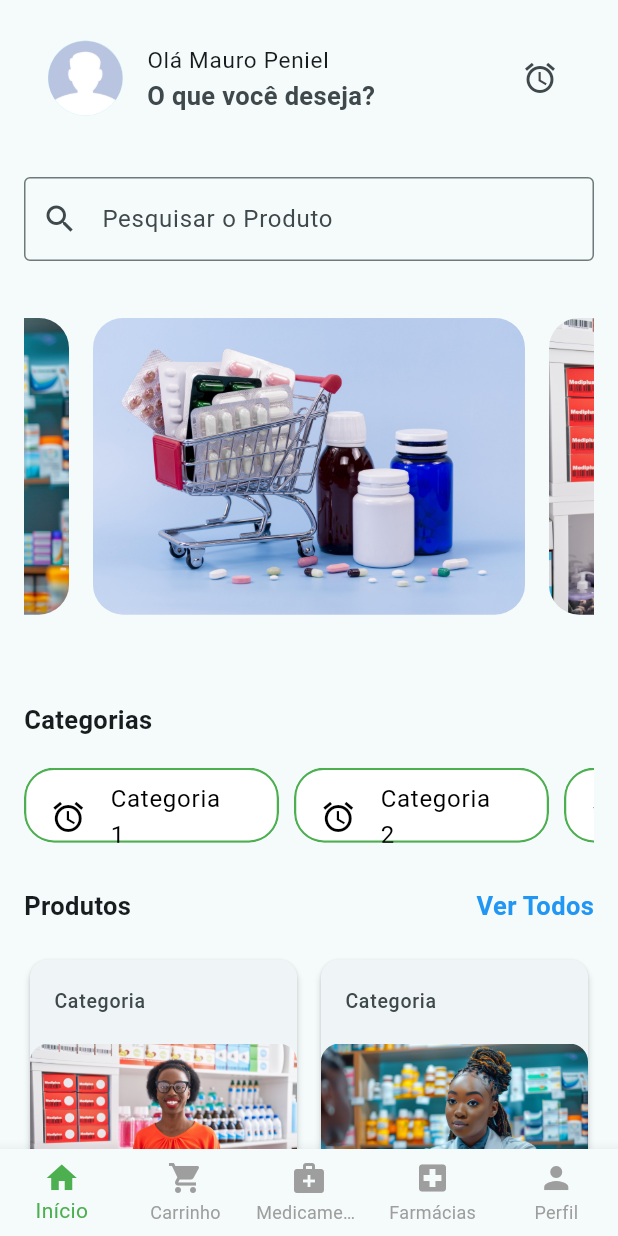
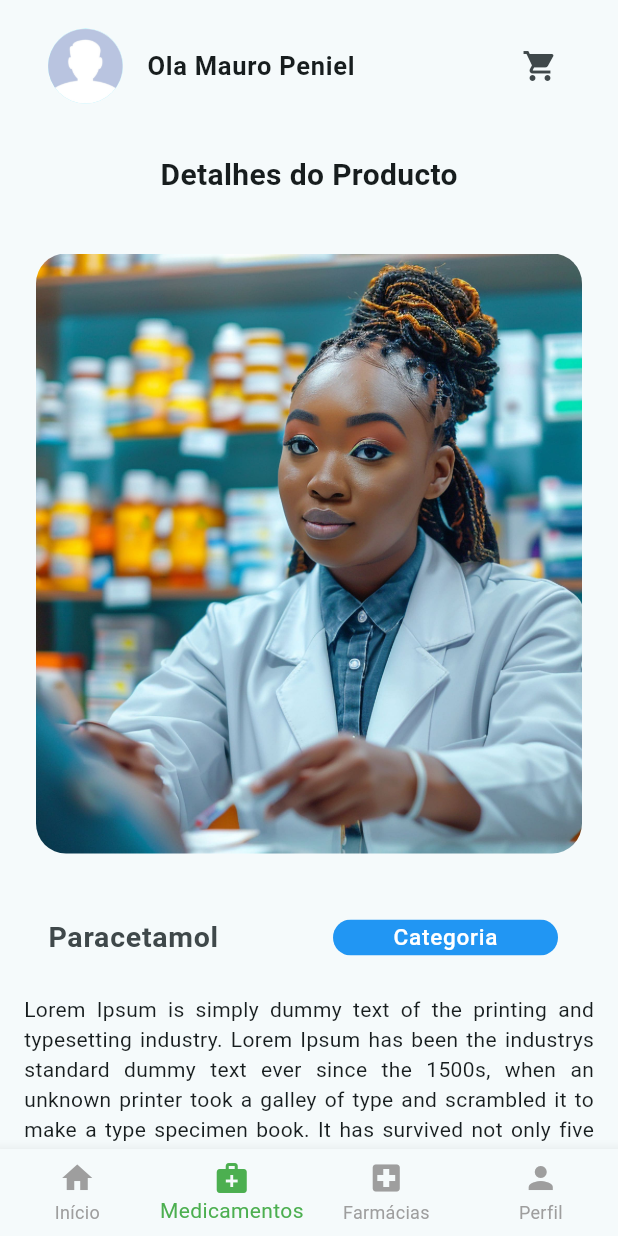
Before and after one commit to restenPiz/healthClick_app, a Flutter app: the screen it shows after launch, on a phone screen of 412 x 824 dp. Run offline on Flutter 3.47's test engine with Material 3 defaults, Android fonts, the light colour scheme and no system bars; drawn by our look-alikes of getwidget.

Commit message:
Some updates in the productDetails section

```diff
--- a/healthclick_app/lib/main.dart
+++ b/healthclick_app/lib/main.dart
@@ -1,6 +1,7 @@
 import 'package:flutter/material.dart';
 import 'package:healthclick_app/screens/auth/Login.dart';
 import 'package:healthclick_app/screens/product/Product.dart';
+import 'package:healthclick_app/screens/product/ProductDetails.dart';
 import 'package:healthclick_app/screens/welcome/HomePage.dart';
 import 'package:healthclick_app/screens/welcome/OnBoarding.dart';
 import 'package:healthclick_app/screens/layouts/AppBottom.dart';
@@ -21,7 +22,7 @@
         colorScheme: ColorScheme.fromSeed(seedColor: Colors.white),
         useMaterial3: true,
       ),
-      home: HomePage(),
+      home: ProductDetails(),
       // home: AppBottomNav(),
     );
   }
--- a/healthclick_app/lib/screens/layouts/AppBottom.dart
+++ b/healthclick_app/lib/screens/layouts/AppBottom.dart
@@ -25,15 +25,15 @@
   Widget build(BuildContext context) {
     return BottomNavigationBar(
       currentIndex:
-          widget.currentIndex, // Usando o currentIndex passado como parâmetro
+          widget.currentIndex,
       onTap: (index) {
         widget.onTap(
-            index); // Atualiza o índice atual e navega para a página correspondente
+            index);
         Navigator.pushReplacement(
           context,
           MaterialPageRoute(
               builder: (context) =>
-                  _screens[index]), // Redireciona para a página selecionada
+                  _screens[index]),
         );
       },
       selectedItemColor: Colors.green,
@@ -43,10 +43,6 @@
         BottomNavigationBarItem(
           icon: Icon(Icons.home),
           label: 'Início',
-        ),
-        BottomNavigationBarItem(
-          icon: Icon(Icons.shopping_cart),
-          label: 'Carrinho',
         ),
         BottomNavigationBarItem(
           icon: Icon(Icons.medical_services),
--- /dev/null
+++ b/healthclick_app/lib/screens/product/ProductDetails.dart
@@ -0,0 +1,131 @@
+import 'package:flutter/material.dart';
+import 'package:healthclick_app/screens/auth/Login.dart';
+import 'package:healthclick_app/screens/layouts/AppBottom.dart';
+
+class ProductDetails extends StatefulWidget {
+  const ProductDetails({super.key});
+
+  @override
+  State<ProductDetails> createState() => _ProductDetailsState();
+}
+
+class _ProductDetailsState extends State<ProductDetails> {
+  int _currentIndex = 1;
+
+  void _onTap(int index) {
+    setState(() {
+      _currentIndex = index;
+    });
+  }
+
+  @override
+  Widget build(BuildContext context) {
+    return Scaffold(
+      body: SingleChildScrollView(
+        child: Padding(padding: const EdgeInsets.all(16.0),
+        child: Column(
+            mainAxisAlignment: MainAxisAlignment.center,
+            crossAxisAlignment: CrossAxisAlignment.start,
+            children: [
+              const ListTile(
+                leading: CircleAvatar(
+                  radius: 25, // Adjust size
+                  backgroundImage: AssetImage("assets/dif.jpg"),
+                ),
+                title: Text(
+                  "Ola Mauro Peniel",
+                  style: TextStyle(fontWeight: FontWeight.bold, fontSize: 17),
+                ),
+                trailing: Icon(Icons.shopping_cart),
+              ),
+              const SizedBox(
+                height: 30,
+              ),
+              const Center(
+                child: Text('Detalhes do Producto',
+                  style: TextStyle(fontWeight: FontWeight.bold, fontSize: 20)),
+              ),
+              const SizedBox(height: 30,),
+              Container(
+                width: 500,
+                height: 400,
+                margin: const EdgeInsets.all(8.0),
+                child: ClipRRect(
+                  borderRadius: BorderRadius.circular(20),
+                  child: Image.asset('assets/back3.jpg',
+                    fit: BoxFit.cover,
+                  ),
+                ),
+              ),
+              const SizedBox(
+                height: 20,
+              ),
+              ListTile(
+                leading: const Text('Paracetamol',
+                  style: TextStyle(fontWeight: FontWeight.bold, fontSize: 19,)),
+                trailing: ClipRRect(
+                  borderRadius: BorderRadius.circular(20),
+                  child: Container(
+                    width: 150,
+                    height: 24,
+                    color: Colors.blue,
+                    child: const Center(
+                      child: Text('Categoria',style: TextStyle(color: Colors.white,fontSize: 15),),
+                    ),
+                    ),
+                  ),
+              ),
+              const SizedBox(
+                height: 10,
+              ),
+              const Text('Lorem Ipsum is simply dummy text of the printing and typesetting industry. Lorem Ipsum has been the industrys standard dummy text ever since the 1500s, when an unknown printer took a galley of type and scrambled it to make a type specimen book. It has survived not only five centuries, but also the leap into electronic typesetting, remaining essentially unchanged.',textAlign: TextAlign.justify),
+              const SizedBox(
+                height: 10,
+              ),
+              const ListTile(
+                leading: Text('100MT',
+                    style: TextStyle(
+                        fontWeight: FontWeight.bold,
+                        fontSize: 20,
+                        color: Colors.blue)),
+              ),
+              const SizedBox(
+                height: 10,
+              ),
+              Center(
+                child: SizedBox(
+                  width: double.infinity, // ✅ Makes button full width
+                  child: ElevatedButton(
+                    onPressed: () {
+                      Navigator.pop(context);
+                    },
+                    style: ElevatedButton.styleFrom(
+                      backgroundColor: Colors.green,
+                      foregroundColor: Colors.white,
+                      padding: const EdgeInsets.symmetric(vertical: 20),
+                    ),
+                    child: const Text(
+                      'Add to Cart',
+                      style: TextStyle(fontSize: 20),
+                    ),
+                  ),
+                ),
+              ),
+            ],
+          ),
+        ),
+      ),
+      bottomNavigationBar: AppBottomNav(
+        currentIndex: _currentIndex,
+        onTap: _onTap,
+      ),
+      // floatingActionButton: FloatingActionButton(
+      //     backgroundColor: Colors.green,
+      //     child: const Icon(
+      //       Icons.shopping_cart,
+      //       color: Colors.white,
+      //     ),
+      //     onPressed: () {}),
+    );
+  }
+}
```
Also changed, not shown: healthclick_app/lib/screens/product/Product.dart (+28 -13 lines), healthclick_app/lib/screens/welcome/HomePage.dart (+26 -12 lines).
